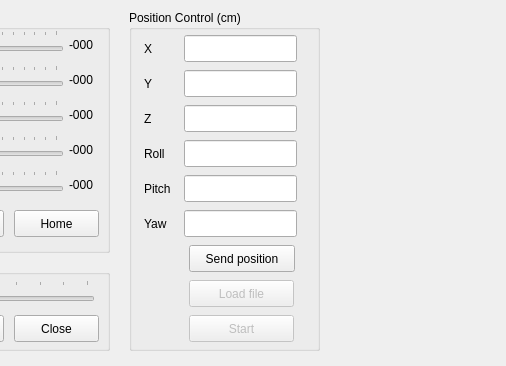
First picture: the form in ui/JointController.ui, repository RoblabWhGe/youbot_arm_controller, before the edit; both pictures show x 241 to 747 and y 0 to 366 of the 747 by 366 pixel window.
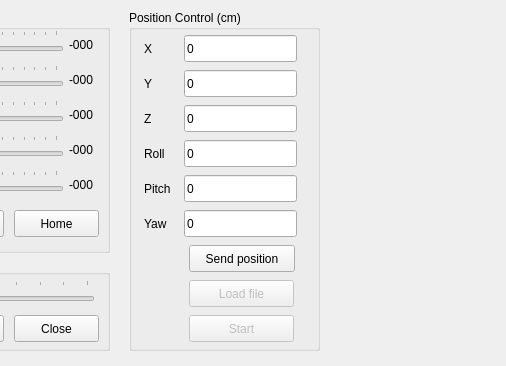
Second picture: the form after the edit. Icons and pictures are not drawn.

Commit message: * Optimizing GUI fields * Implemented forward transformation

Patch:
```diff
--- a/ui/JointController.ui
+++ b/ui/JointController.ui
@@ -416,6 +416,9 @@
        <height>27</height>
       </rect>
      </property>
+     <property name="text">
+      <string>0</string>
+     </property>
     </widget>
     <widget class="QLineEdit" name="editY">
      <property name="geometry">
@@ -426,6 +429,9 @@
        <height>27</height>
       </rect>
      </property>
+     <property name="text">
+      <string>0</string>
+     </property>
     </widget>
     <widget class="QLineEdit" name="editZ">
      <property name="geometry">
@@ -436,6 +442,9 @@
        <height>27</height>
       </rect>
      </property>
+     <property name="text">
+      <string>0</string>
+     </property>
     </widget>
     <widget class="QLineEdit" name="editRoll">
      <property name="geometry">
@@ -446,6 +455,9 @@
        <height>27</height>
       </rect>
      </property>
+     <property name="text">
+      <string>0</string>
+     </property>
     </widget>
     <widget class="QLineEdit" name="editPitch">
      <property name="geometry">
@@ -456,6 +468,9 @@
        <height>27</height>
       </rect>
      </property>
+     <property name="text">
+      <string>0</string>
+     </property>
     </widget>
     <widget class="QLineEdit" name="editYaw">
      <property name="geometry">
@@ -466,6 +481,9 @@
        <height>27</height>
       </rect>
      </property>
+     <property name="text">
+      <string>0</string>
+     </property>
     </widget>
     <widget class="QLabel" name="label_7">
      <property name="geometry">
```
The commit also changes 4 other files.
